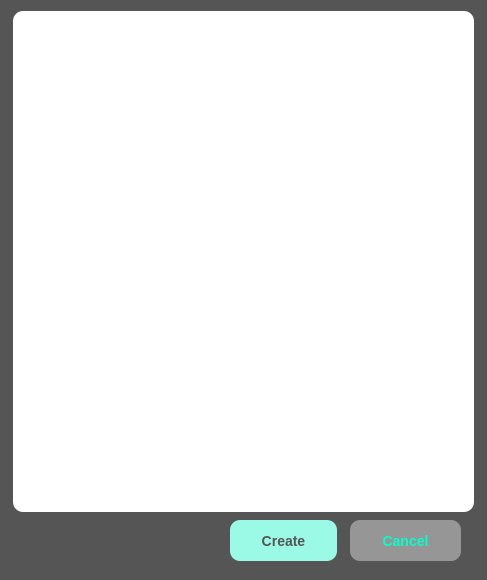
First picture: the form in ui/DatabaseCreation.ui, repository JamesGrace500/ccPlanner, before the edit.
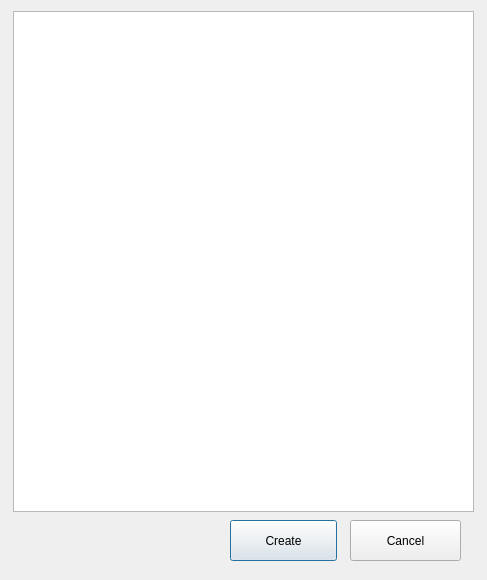
Second picture: the form after the edit.

```diff
--- a/ui/DatabaseCreation.ui
+++ b/ui/DatabaseCreation.ui
@@ -14,9 +14,7 @@
    <string>Dialog</string>
   </property>
   <property name="styleSheet">
-   <string notr="true">background-color:rgb(86,85,85);
-
-</string>
+   <string notr="true"/>
   </property>
   <widget class="QPushButton" name="createbutton">
    <property name="geometry">
@@ -28,14 +26,7 @@
     </rect>
    </property>
    <property name="styleSheet">
-    <string notr="true">color:rgb(86,85,85);
-background-color:rgb(154,250,230);
- border-width: 2px;
-    border-radius: 10px;
-    border-color: beige;
-    font: bold 14px;
-    min-width: 5em;
-    padding: 6px;</string>
+    <string notr="true"/>
    </property>
    <property name="text">
     <string>Create</string>
@@ -51,14 +42,7 @@
     </rect>
    </property>
    <property name="styleSheet">
-    <string notr="true">color:rgb(4,255,203);
-background-color:rgb(151,150,150);
-  border-width: 2px;
-    border-radius: 10px;
-    border-color: beige;
-    font: bold 14px;
-    min-width: 5em;
-    padding: 6px;</string>
+    <string notr="true"/>
    </property>
    <property name="text">
     <string>Cancel</string>
@@ -74,10 +58,7 @@
     </rect>
    </property>
    <property name="styleSheet">
-    <string notr="true">background-color:white;
-    border-width: 2px;
-    border-radius: 10px;
-    border-color: beige;</string>
+    <string notr="true"/>
    </property>
    <property name="resizeMode">
     <enum>QListView::Adjust</enum>
```
